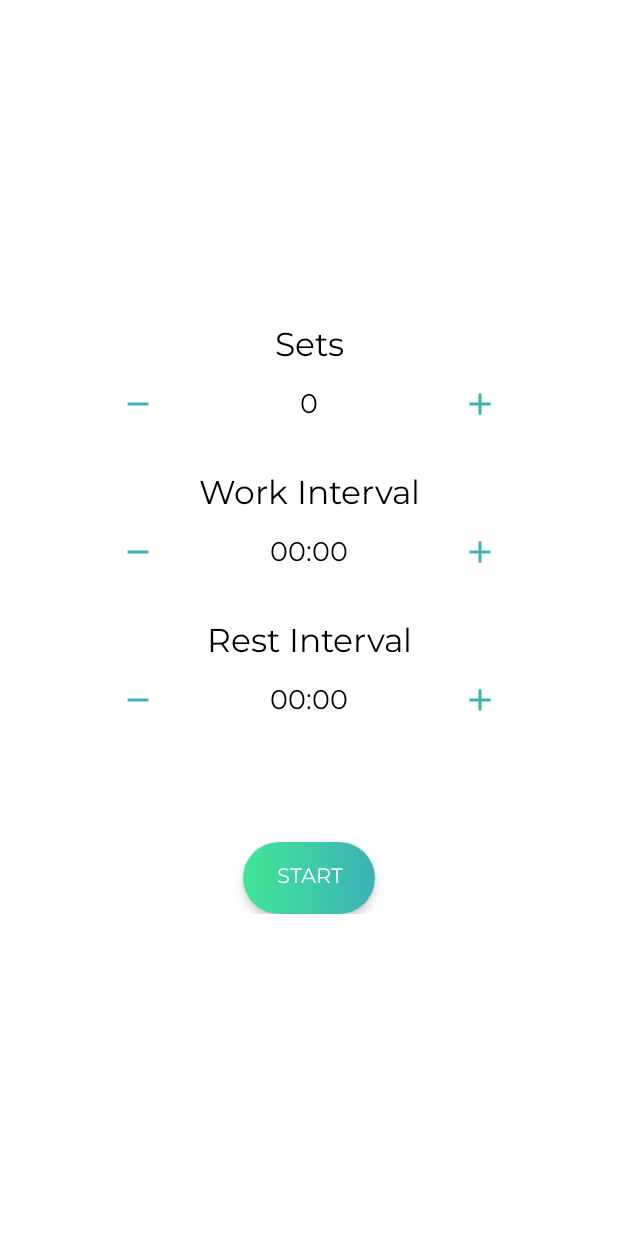
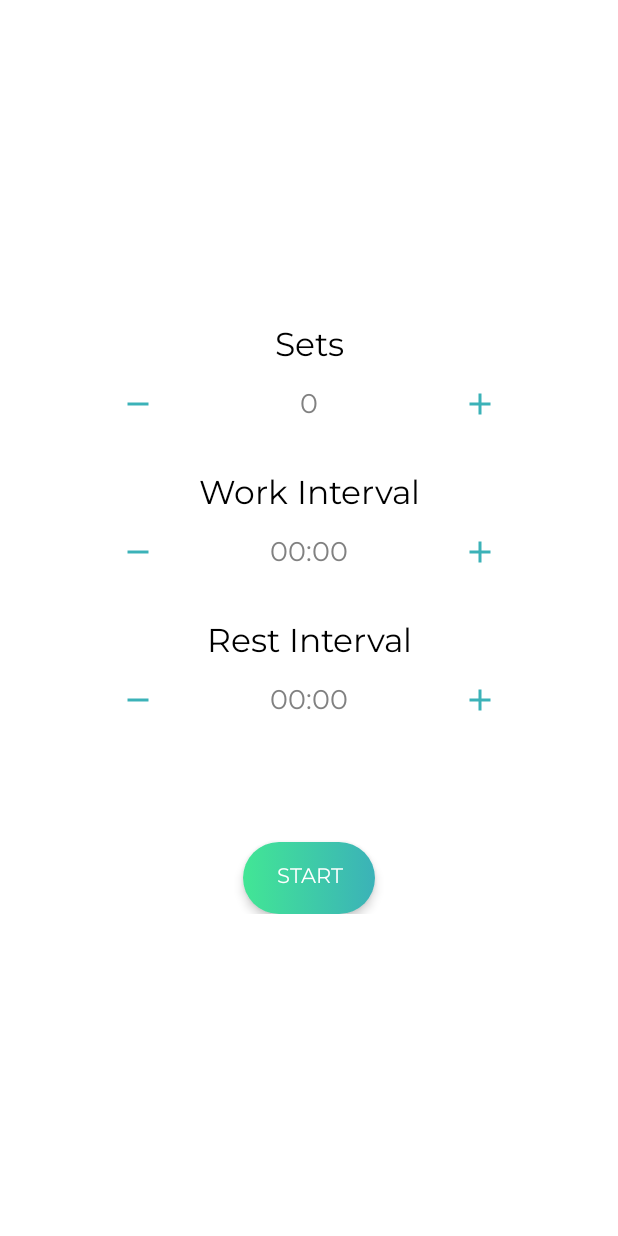
Before and after one commit to AlexandreLadriere/Interval-Timer, an Android app: the screen it shows after launch (MainActivity), on a phone screen of 412 x 824 dp. Run offline under Robolectric (Android 15) with nearby library versions, the phone set to English and light mode, and no system bars.

Commit message:
upd: Changing time and set number text view color to grey

```diff
--- a/app/src/main/res/layout/activity_main.xml
+++ b/app/src/main/res/layout/activity_main.xml
@@ -60,7 +60,7 @@
                 android:layout_gravity="center"
                 android:gravity="center"
                 android:text="@string/set_number"
-                android:textColor="@color/colorBlack"
+                android:textColor="@color/colorGrey"
                 android:textSize="18sp"
                 app:fontFamily="@font/montserrat"
                 app:layout_constraintEnd_toEndOf="parent"
@@ -123,7 +123,7 @@
                 android:layout_gravity="center"
                 android:gravity="center"
                 android:text="@string/time"
-                android:textColor="@color/colorBlack"
+                android:textColor="@color/colorGrey"
                 android:textSize="18sp"
                 app:fontFamily="@font/montserrat"
                 app:layout_constraintEnd_toEndOf="parent"
@@ -188,7 +188,7 @@
                 android:layout_gravity="center"
                 android:gravity="center"
                 android:text="@string/time"
-                android:textColor="@color/colorBlack"
+                android:textColor="@color/colorGrey"
                 android:textSize="18sp"
                 app:fontFamily="@font/montserrat"
                 app:layout_constraintEnd_toEndOf="parent"
--- a/app/src/main/res/values/colors.xml
+++ b/app/src/main/res/values/colors.xml
@@ -9,6 +9,7 @@
     <color name="colorWhiteTransparent50">#80FFFFFF</color>
     <color name="colorTransparent">#00FFFFFF</color>
     <color name="colorBlack">#000000</color>
+    <color name="colorGrey">#818181</color>
 
     <color name="colorGradientGreenStart">#42E695</color>
     <color name="colorGradientGreenStop">#3BB2B8</color>
```
